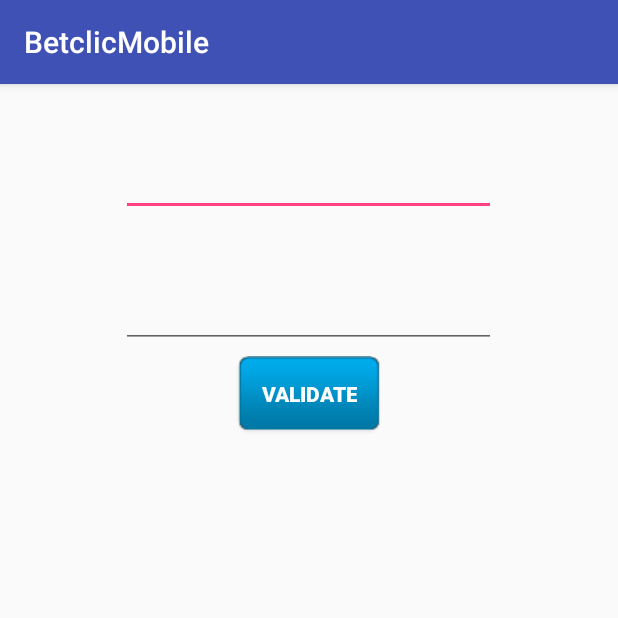
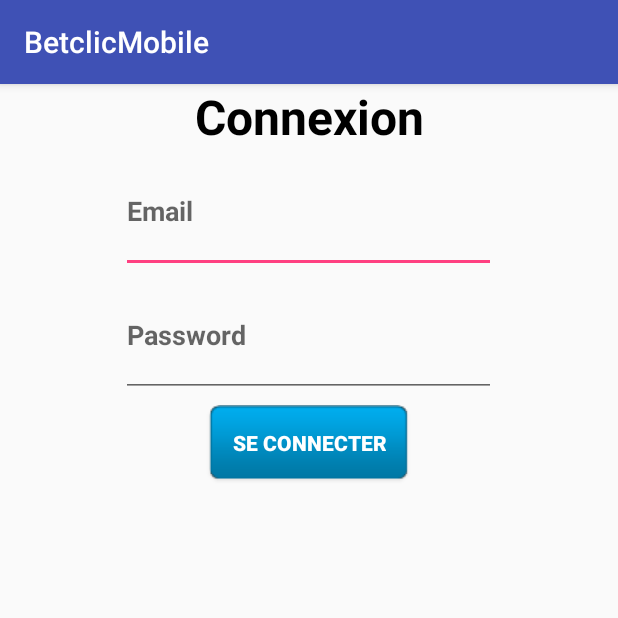
Before and after one commit to yanncap/betclicMobile, an Android app: the screen it shows after launch (MainActivity), on a phone screen of 412 x 824 dp, the top half of it. Run offline under Robolectric (Android 15) with nearby library versions, the phone set to English and light mode, and no system bars.

Commit message:
maj authentification

```diff
--- a/app/src/main/java/betclic/m2i/com/betclicmobile/MainActivity.java
+++ b/app/src/main/java/betclic/m2i/com/betclicmobile/MainActivity.java
@@ -9,5 +9,7 @@
     protected void onCreate(Bundle savedInstanceState) {
         super.onCreate(savedInstanceState);
         setContentView(R.layout.activity_main);
+
+
     }
 }
--- a/app/src/main/java/betclic/m2i/com/betclicmobile/api/BetclicApi.java
+++ b/app/src/main/java/betclic/m2i/com/betclicmobile/api/BetclicApi.java
@@ -6,6 +6,7 @@
 import retrofit2.Call;
 import retrofit2.http.GET;
 import retrofit2.http.POST;
+import retrofit2.http.Query;
 
 /**
  * Created by formation on 16/03/17.
@@ -16,5 +17,5 @@
     public Call<List<Meeting>> getMeetings();
 
     @POST("api/login")
-    public Call<String> login(String email, String password);
+    public Call<String> login(@Query("email") String email,@Query("password") String password);
 }
--- a/app/src/main/res/layout/activity_main.xml
+++ b/app/src/main/res/layout/activity_main.xml
@@ -8,13 +8,23 @@
     android:weightSum="1"
     tools:context="betclic.m2i.com.betclicmobile.MainActivity">
 
+    <TextView
+        android:id="@+id/textView"
+        android:layout_width="match_parent"
+        android:layout_height="wrap_content"
+        android:gravity="center"
+        android:text="Connexion"
+        android:textColor="@color/colorDark"
+        android:textSize="32dp"
+        android:textStyle="bold" />
 
     <EditText
-        android:id="@+id/etUsername"
+        android:id="@+id/etEmail"
         android:layout_width="250dp"
         android:layout_height="0dp"
         android:layout_weight="0.125"
         android:layout_gravity="center"
+        android:hint="Email"
         android:textStyle="bold" />
     <EditText
         android:id="@+id/etPassword"
@@ -23,6 +33,7 @@
         android:layout_weight="0.125"
         android:layout_gravity="center"
         android:inputType="textPassword"
+        android:hint="Password"
         android:textStyle="bold" />
 
     <Button
@@ -36,6 +47,6 @@
         android:background="@drawable/btn_blue_matte"
         android:layout_margin="5dp"
         android:padding="15dp"
-        android:text="Validate"/>
+        android:text="Se connecter"/>
 
 </LinearLayout>
```
